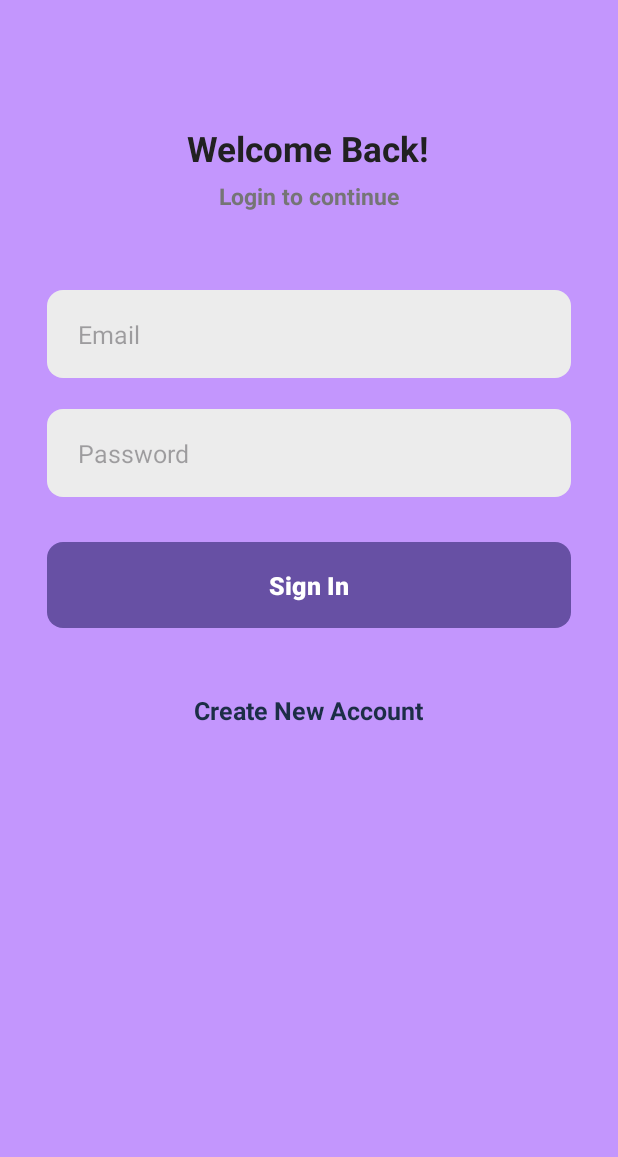
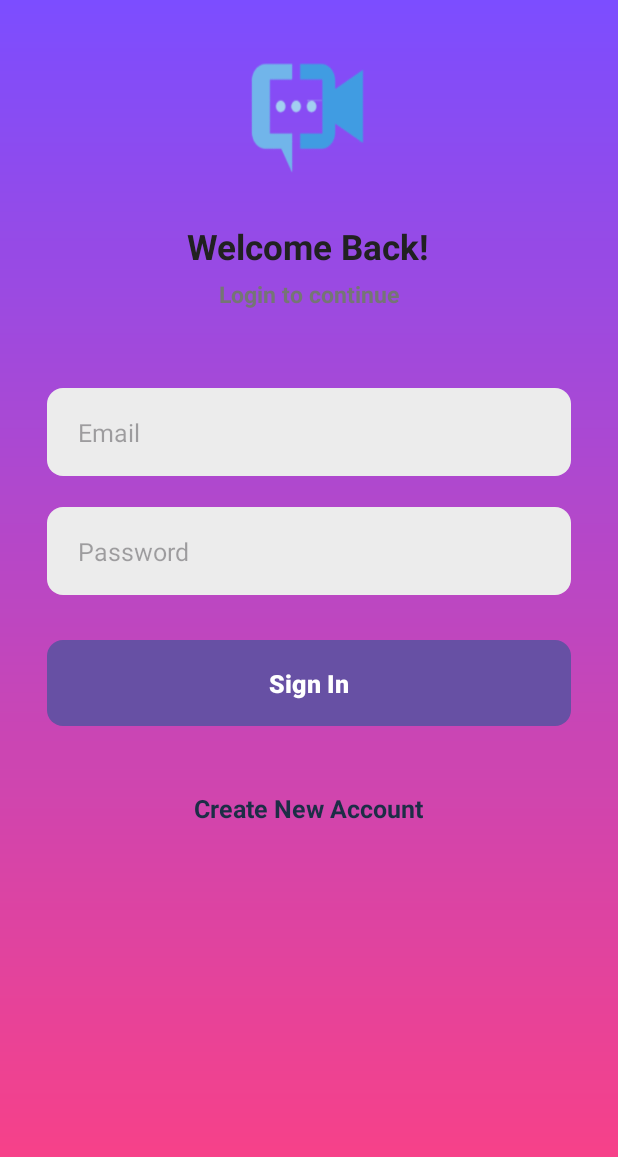
Before and after one commit to GiapKun/ChatApp, an Android app: the screen it shows after launch (SignInActivity), on a phone screen of 412 x 824 dp. Shown: the top 1157 px of the screen. Run offline under Robolectric (Android 15) with nearby library versions, the light colour scheme and no system bars; our stand-ins replace sdp/ssp sizes.

Commit message:
create background for activity signIn signUp

```diff
--- /dev/null
+++ b/app/src/main/res/drawable/background_gradient.xml
@@ -0,0 +1,6 @@
+<shape xmlns:android="http://schemas.android.com/apk/res/android">
+    <gradient
+        android:startColor="@color/end_color"
+        android:endColor="@color/start_color"
+        android:angle="90"/>
+</shape>
--- a/app/src/main/res/layout/activity_sign_in.xml
+++ b/app/src/main/res/layout/activity_sign_in.xml
@@ -8,7 +8,7 @@
     android:clipToPadding="false"
     android:overScrollMode="never"
     android:scrollbars="none"
-    android:background="@color/start_color"
+    android:background="@drawable/background_gradient"
     tools:context=".activities.SignInActivity">
 
     <LinearLayout
@@ -17,10 +17,15 @@
         android:gravity="center_horizontal"
         android:orientation="vertical">
 
+        <ImageView
+            android:layout_width="@dimen/_70sdp"
+            android:layout_height="@dimen/_70sdp"
+            android:layout_gravity="center"
+            android:background="@drawable/logo"/>
         <TextView
             android:layout_width="wrap_content"
             android:layout_height="wrap_content"
-            android:layout_marginTop="@dimen/_40sdp"
+            android:layout_marginTop="@dimen/_20sdp"
             android:text="@string/welcome_back"
             android:textColor="@color/priramy_text"
             android:textSize="@dimen/_18ssp"
--- a/app/src/main/res/layout/activity_sign_up.xml
+++ b/app/src/main/res/layout/activity_sign_up.xml
@@ -8,7 +8,7 @@
     android:clipToPadding="false"
     android:overScrollMode="never"
     android:scrollbars="none"
-    android:background="@color/start_color"
+    android:background="@drawable/background_gradient"
     tools:context=".activities.SignUpActivity">
 
     <LinearLayout
--- a/app/src/main/res/values/colors.xml
+++ b/app/src/main/res/values/colors.xml
@@ -11,5 +11,6 @@
     <color name="error">#B00020</color>
     <color name="received_message_background">#090D16</color>
     <color name="green">#008000</color>
-    <color name="start_color">#C396FD</color>
+    <color name="start_color">#7C4DFF</color>
+    <color name="end_color">#FF4081</color>
 </resources>
```
Also changed, not shown: app/src/main/res/drawable/logo.png (added).
